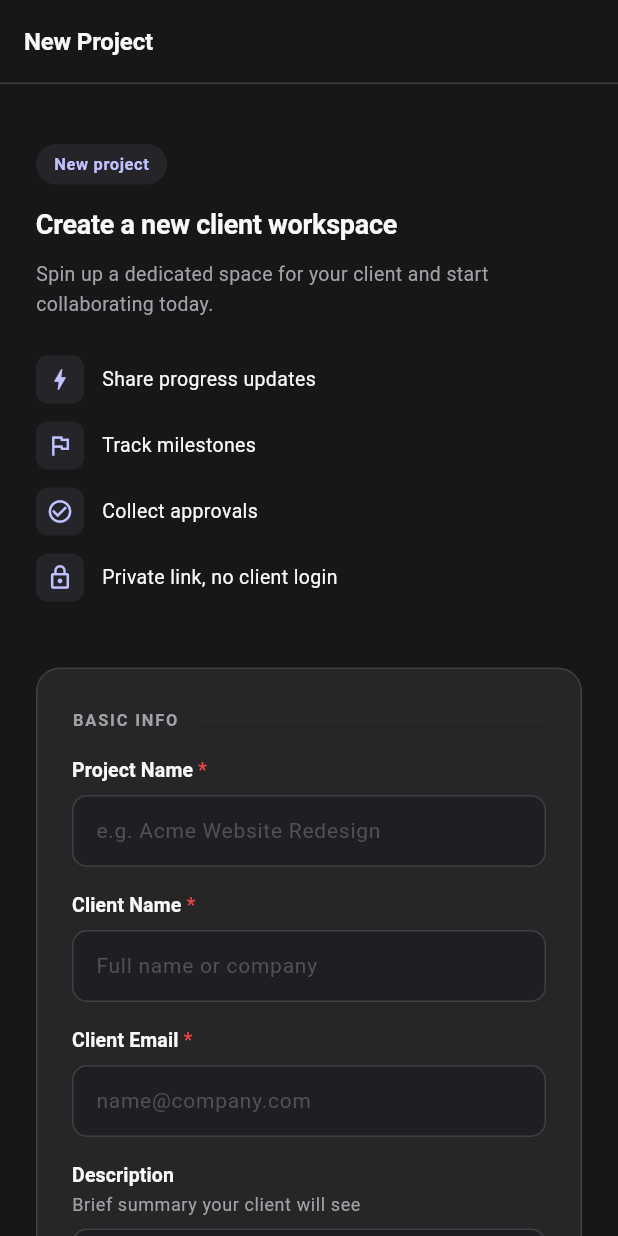
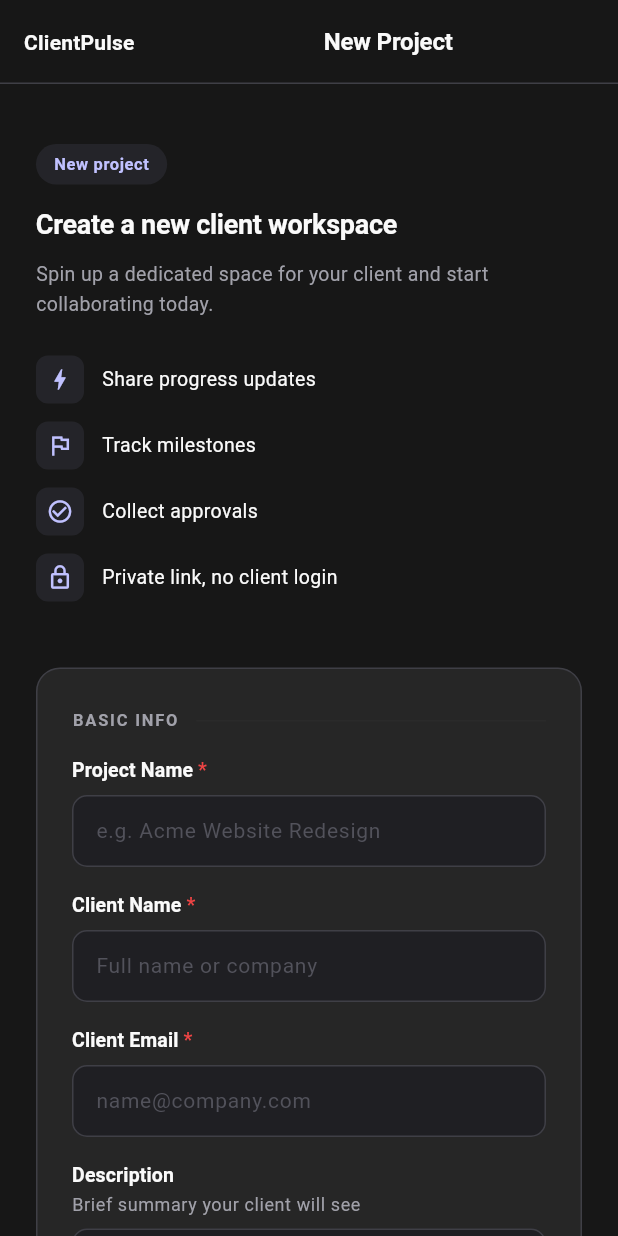
Before and after one commit to ketulmobilions-hub/clientpulse, a Flutter app: the DashboardScreen screen opened by its route, after a tap on "New Project", on a phone screen of 412 x 824 dp. Run offline on Flutter 3.47's test engine with Material 3 defaults, Android fonts, the phone set to English and light mode, and no system bars; our stand-ins replace dio, file_picker, flutter_markdown, flutter_riverpod, freezed_annotation, go_router and 3 more; missing offline and left inert: dart:html; accounts and stored records are empty; generated files the repository leaves out were written again; network calls fail.

Commit message:
feat(ui): unified app header across authenticated screens
New AppHeader (PreferredSizeWidget): brand text on left links to
dashboard, optional centered page title, page-specific actions on
right. Replaces ad-hoc AppBars on dashboard, settings, project
detail, create/edit project, create update, and update detail.
Auth and portal screens left untouched.

Co-Authored-By: Claude Opus 4.7 (1M context) <noreply@anthropic.com>

```diff
--- a/client/lib/features/dashboard/presentation/screens/dashboard_screen.dart
+++ b/client/lib/features/dashboard/presentation/screens/dashboard_screen.dart
@@ -9,6 +9,7 @@ import '../../../../core/theme/spacing.dart';
 import '../../../../shared/models/project.dart';
 import '../../../../shared/providers/auth_notifier.dart';
 import '../../../../shared/providers/project_provider.dart';
+import '../../../../shared/widgets/app_header.dart';
 import '../../../../shared/widgets/empty_state_widget.dart';
 import '../../../../shared/widgets/error_state_widget.dart';
 import '../../../../shared/widgets/responsive_content.dart';
@@ -63,8 +64,8 @@ class _DashboardScreenState extends ConsumerState<DashboardScreen> {
     final theme = Theme.of(context);
 
     return Scaffold(
-      appBar: AppBar(
-        title: const Text('Projects'),
+      appBar: AppHeader(
+        pageTitle: 'Projects',
         actions: [
           FilledButton.icon(
             onPressed: () => context.goNamed(
--- a/client/lib/features/project/presentation/screens/create_edit_project_screen.dart
+++ b/client/lib/features/project/presentation/screens/create_edit_project_screen.dart
@@ -11,6 +11,7 @@ import '../../../../core/theme/spacing.dart';
 import '../../../../shared/models/project.dart';
 import '../../../../shared/providers/project_provider.dart';
 import '../../../../shared/services/project_service.dart';
+import '../../../../shared/widgets/app_header.dart';
 import '../../../../shared/utils/history_back_stub.dart'
     if (dart.library.html) '../../../../shared/utils/history_back_web.dart';
 
@@ -352,10 +353,7 @@ class _CreateEditProjectScreenState
     );
 
     return Scaffold(
-      appBar: AppBar(
-        automaticallyImplyLeading: false,
-        title: Text(isEdit ? 'Edit Project' : 'New Project'),
-      ),
+      appBar: AppHeader(pageTitle: isEdit ? 'Edit Project' : 'New Project'),
       body: _loadingProject
           ? const Center(child: CircularProgressIndicator())
           : SingleChildScrollView(
--- a/client/lib/features/project/presentation/screens/project_detail_screen.dart
+++ b/client/lib/features/project/presentation/screens/project_detail_screen.dart
@@ -18,6 +18,7 @@ import 'package:clientpulse/shared/models/update.dart';
 import 'package:clientpulse/shared/providers/milestone_provider.dart';
 import 'package:clientpulse/shared/providers/project_provider.dart';
 import 'package:clientpulse/shared/providers/update_provider.dart';
+import 'package:clientpulse/shared/widgets/app_header.dart';
 import 'package:clientpulse/shared/widgets/empty_state_widget.dart';
 import 'package:clientpulse/shared/widgets/error_state_widget.dart';
 import 'package:clientpulse/shared/widgets/responsive_content.dart';
@@ -34,7 +35,7 @@ class ProjectDetailScreen extends ConsumerWidget {
 
     return projectListAsync.when(
       loading: () => Scaffold(
-        appBar: AppBar(),
+        appBar: const AppHeader(),
         body: ResponsiveContent(
           maxWidth: AppContentWidth.standard,
           child: ListView.separated(
@@ -46,7 +47,7 @@ class ProjectDetailScreen extends ConsumerWidget {
         ),
       ),
       error: (_, __) => Scaffold(
-        appBar: AppBar(),
+        appBar: const AppHeader(),
         body: ErrorStateWidget(
           message: 'Failed to load project',
           onRetry: () => ref.read(projectNotifierProvider.notifier).load(),
@@ -56,7 +57,7 @@ class ProjectDetailScreen extends ConsumerWidget {
         final project = list.where((p) => p.id == projectId).firstOrNull;
         if (project == null) {
           return Scaffold(
-            appBar: AppBar(title: const Text('Project not found')),
+            appBar: const AppHeader(pageTitle: 'Project not found'),
             body: EmptyStateWidget(
               icon: Icons.search_off_rounded,
               message: 'Project not found',
@@ -116,6 +117,7 @@ class _ProjectDetailContentState extends ConsumerState<_ProjectDetailContent>
     final lastActivityAt = _latestActivity(updates, project.updatedAt);
 
     return Scaffold(
+      appBar: const AppHeader(),
       body: SafeArea(
         child: ResponsiveContent(
           maxWidth: AppContentWidth.standard,
--- a/client/lib/features/settings/presentation/screens/settings_screen.dart
+++ b/client/lib/features/settings/presentation/screens/settings_screen.dart
@@ -7,6 +7,7 @@ import 'package:clientpulse/core/theme/content_widths.dart';
 import 'package:clientpulse/shared/models/workspace.dart';
 import 'package:clientpulse/shared/providers/workspace_provider.dart';
 import 'package:clientpulse/shared/services/workspace_service.dart';
+import 'package:clientpulse/shared/widgets/app_header.dart';
 
 const _kMaxLogoBytes = 2 * 1024 * 1024; // 2 MB
 
@@ -145,7 +146,7 @@ class _SettingsScreenState extends ConsumerState<SettingsScreen> {
     final workspaceAsync = ref.watch(workspaceNotifierProvider);
 
     return Scaffold(
-      appBar: AppBar(title: const Text('Workspace Settings')),
+      appBar: const AppHeader(pageTitle: 'Workspace Settings'),
       body: workspaceAsync.when(
         loading: () => const Center(child: CircularProgressIndicator()),
         error: (e, _) => Center(
--- a/client/lib/features/updates/presentation/screens/create_update_screen.dart
+++ b/client/lib/features/updates/presentation/screens/create_update_screen.dart
@@ -12,6 +12,7 @@ import 'package:clientpulse/shared/providers/update_provider.dart';
 import 'package:clientpulse/shared/providers/update_service_provider.dart';
 import 'package:clientpulse/shared/services/storage_service.dart';
 import 'package:clientpulse/shared/services/update_service.dart';
+import 'package:clientpulse/shared/widgets/app_header.dart';
 
 // 10 MB — matches the Supabase Storage bucket hard limit so the client-side
 // check catches oversized files before wasting bandwidth on a doomed upload.
@@ -408,9 +409,8 @@ class _CreateUpdateScreenState extends ConsumerState<CreateUpdateScreen>
   @override
   Widget build(BuildContext context) {
     return Scaffold(
-      appBar: AppBar(
-        automaticallyImplyLeading: false,
-        title: const Text('New Update'),
+      appBar: AppHeader(
+        pageTitle: 'New Update',
         actions: [
           PopupMenuButton<_UpdateTemplate>(
             tooltip: 'Use template',
--- a/client/lib/features/updates/presentation/screens/update_detail_screen.dart
+++ b/client/lib/features/updates/presentation/screens/update_detail_screen.dart
@@ -17,6 +17,7 @@ import 'package:clientpulse/shared/providers/attachments_provider.dart';
 import 'package:clientpulse/shared/providers/comment_provider.dart';
 import 'package:clientpulse/shared/providers/update_provider.dart';
 import 'package:clientpulse/shared/providers/update_service_provider.dart';
+import 'package:clientpulse/shared/widgets/app_header.dart';
 import 'package:clientpulse/shared/widgets/empty_state_widget.dart';
 import 'package:clientpulse/shared/widgets/error_state_widget.dart';
 import 'package:clientpulse/shared/widgets/responsive_content.dart';
@@ -137,11 +138,12 @@ class _UpdateDetailScreenState extends ConsumerState<UpdateDetailScreen> {
     }
   }
 
-  PreferredSizeWidget _shellAppBar({bool showActions = false}) {
-    return AppBar(
+  PreferredSizeWidget _shellAppBar({bool showActions = false, String? title}) {
+    return AppHeader(
+      pageTitle: title,
       leading: IconButton(
         icon: const Icon(Icons.arrow_back),
-        tooltip: 'Back',
+        tooltip: 'Back to project',
         onPressed: _backToProject,
       ),
       actions: [
@@ -242,7 +244,7 @@ class _UpdateDetailScreenState extends ConsumerState<UpdateDetailScreen> {
             commentsAsync.valueOrNull?.length ?? update.commentCount ?? 0;
 
         return Scaffold(
-          appBar: _shellAppBar(showActions: true),
+          appBar: _shellAppBar(showActions: true, title: update.title),
           body: SafeArea(
             child: ResponsiveContent(
               maxWidth: AppContentWidth.standard,
--- /dev/null
+++ b/client/lib/shared/widgets/app_header.dart
@@ -0,0 +1,80 @@
+import 'package:flutter/material.dart';
+import 'package:go_router/go_router.dart';
+
+import '../../core/router/route_names.dart';
+
+class AppHeader extends StatelessWidget implements PreferredSizeWidget {
+  const AppHeader({
+    super.key,
+    this.pageTitle,
+    this.actions,
+    this.leading,
+    this.onBrandTap,
+  });
+
+  final String? pageTitle;
+  final List<Widget>? actions;
+  final Widget? leading;
+  final VoidCallback? onBrandTap;
+
+  @override
+  Size get preferredSize => const Size.fromHeight(kToolbarHeight);
+
+  @override
+  Widget build(BuildContext context) {
+    final theme = Theme.of(context);
+    final titleStyle = theme.appBarTheme.titleTextStyle ??
+        theme.textTheme.titleMedium?.copyWith(fontWeight: FontWeight.w600);
+
+    return AppBar(
+      automaticallyImplyLeading: false,
+      titleSpacing: 0,
+      leading: leading,
+      title: Row(
+        children: [
+          Tooltip(
+            message: 'Go to dashboard',
+            child: Semantics(
+              button: true,
+              label: 'ClientPulse — go to dashboard',
+              child: InkWell(
+                onTap: onBrandTap ??
+                    () => context.goNamed(RouteNames.dashboard),
+                child: SizedBox(
+                  height: kToolbarHeight,
+                  child: Padding(
+                    padding: const EdgeInsets.symmetric(horizontal: 16),
+                    child: Align(
+                      alignment: Alignment.centerLeft,
+                      child: Text(
+                        'ClientPulse',
+                        style: theme.textTheme.titleMedium
+                            ?.copyWith(fontWeight: FontWeight.w700),
+                      ),
+                    ),
+                  ),
+                ),
+              ),
+            ),
+          ),
+          Expanded(
+            child: Center(
+              child: pageTitle == null
+                  ? const SizedBox.shrink()
+                  : Padding(
+                      padding: const EdgeInsets.symmetric(horizontal: 8),
+                      child: Text(
+                        pageTitle!,
+                        style: titleStyle,
+                        maxLines: 1,
+                        overflow: TextOverflow.ellipsis,
+                      ),
+                    ),
+            ),
+          ),
+        ],
+      ),
+      actions: actions,
+    );
+  }
+}
```
